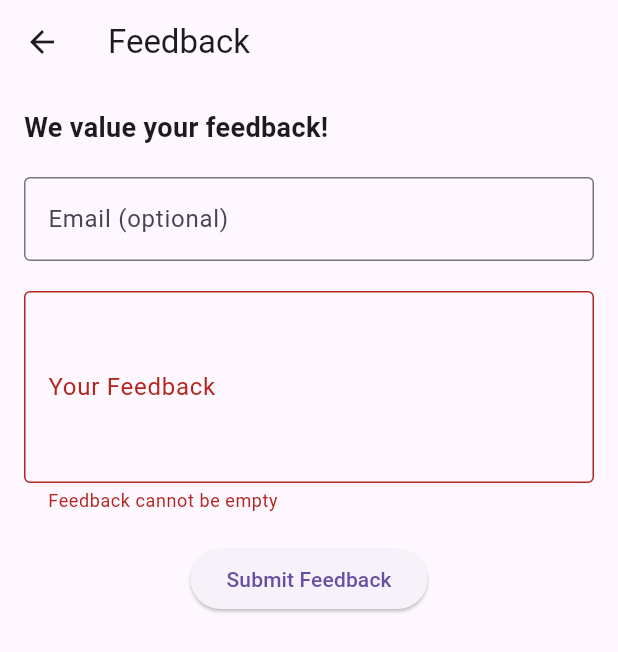
After one commit to azheemmee/pocketSeq, a Flutter app: the FeedbackPage screen opened directly, after a tap on "Submit Feedback", on a phone screen of 412 x 824 dp. The commit adds this screen. Shown: the top 652 px of the screen. Run offline on Flutter 3.47's test engine with Material 3 defaults, Android fonts, the phone set to English and light mode, and no system bars.

Commit message:
feedbackpage

```diff
--- /dev/null
+++ b/lib/feedbackpage.dart
@@ -0,0 +1,110 @@
+import 'package:flutter/material.dart';
+
+class FeedbackPage extends StatefulWidget {
+  @override
+  _FeedbackPageState createState() => _FeedbackPageState();
+}
+
+class _FeedbackPageState extends State<FeedbackPage> {
+  final _formKey = GlobalKey<FormState>();
+  final _feedbackController = TextEditingController();
+  String _email = '';
+  String _feedback = '';
+
+  @override
+  void dispose() {
+    _feedbackController.dispose();
+    super.dispose();
+  }
+
+  void _submitFeedback() {
+    if (_formKey.currentState!.validate()) {
+      setState(() {
+        _feedback = _feedbackController.text;
+      });
+
+      // Perform additional actions here (e.g., send feedback to a server)
+      showDialog(
+        context: context,
+        builder: (context) => AlertDialog(
+          title: Text('Thank You!'),
+          content: Text('Your feedback has been submitted.'),
+          actions: [
+            TextButton(
+              onPressed: () => Navigator.pop(context),
+              child: Text('OK'),
+            ),
+          ],
+        ),
+      );
+
+      _formKey.currentState!.reset();
+      _feedbackController.clear();
+    }
+  }
+
+  @override
+  Widget build(BuildContext context) {
+    return Scaffold(
+      appBar: AppBar(
+        title: Text('Feedback'),
+      ),
+      body: Padding(
+        padding: const EdgeInsets.all(16.0),
+        child: Form(
+          key: _formKey,
+          child: Column(
+            crossAxisAlignment: CrossAxisAlignment.start,
+            children: [
+              Text(
+                'We value your feedback!',
+                style: TextStyle(fontSize: 18, fontWeight: FontWeight.bold),
+              ),
+              SizedBox(height: 20),
+              TextFormField(
+                decoration: InputDecoration(
+                  labelText: 'Email (optional)',
+                  border: OutlineInputBorder(),
+                ),
+                onChanged: (value) {
+                  _email = value;
+                },
+                validator: (value) {
+                  if (value != null && value.isNotEmpty) {
+                    final emailRegex = RegExp(r'^[^@]+@[^@]+\.[^@]+');
+                    if (!emailRegex.hasMatch(value)) {
+                      return 'Please enter a valid email address';
+                    }
+                  }
+                  return null;
+                },
+              ),
+              SizedBox(height: 20),
+              TextFormField(
+                controller: _feedbackController,
+                decoration: InputDecoration(
+                  labelText: 'Your Feedback',
+                  border: OutlineInputBorder(),
+                ),
+                maxLines: 4,
+                validator: (value) {
+                  if (value == null || value.isEmpty) {
+                    return 'Feedback cannot be empty';
+                  }
+                  return null;
+                },
+              ),
+              SizedBox(height: 20),
+              Center(
+                child: ElevatedButton(
+                  onPressed: _submitFeedback,
+                  child: Text('Submit Feedback'),
+                ),
+              ),
+            ],
+          ),
+        ),
+      ),
+    );
+  }
+}
--- a/lib/homepage.dart
+++ b/lib/homepage.dart
@@ -1,7 +1,8 @@
 import 'package:flutter/material.dart';
-import 'needle_alignment_page.dart';  // Import your NeedleAlignmentPage
+import 'needle_alignment_page.dart'; // Import your NeedleAlignmentPage
 import 'waterman_smith_page.dart';  // Import your WatermanSmithPage
-
+import 'feedbackpage.dart'; // Import your FeedbackPage
+String? loggedInUser; // Declare it globally
 void main() => runApp(SeqAlignApp());
 
 class SeqAlignApp extends StatelessWidget {
@@ -17,6 +18,7 @@ class SeqAlignApp extends StatelessWidget {
         '/': (context) => HomePage(),
         '/needle': (context) => NeedleAlignmentPage(),  // Navigate to Needleman-Wunsch
         '/waterman': (context) => WatermanSmithPage(),  // Navigate to Smith-Waterman
+        '/feedback': (context) => FeedbackPage(), // Navigate to Feedback Page
       },
     );
   }
@@ -51,6 +53,22 @@ class HomePage extends StatelessWidget {
               },
               child: Text('Smith-Waterman Alignment'),
             ),
+            SizedBox(height: 20),
+            ElevatedButton(
+              onPressed: () {
+                // Feedback page only accessible if logged in
+                if (loggedInUser != null) {
+                  Navigator.pushNamed(context, '/feedback');
+                } else {
+                  ScaffoldMessenger.of(context).showSnackBar(
+                    const SnackBar(
+                      content: Text('Please log in to provide feedback'),
+                    ),
+                  );
+                }
+              },
+              child: Text('Provide Feedback'),
+            ),
           ],
         ),
       ),
--- a/lib/main.dart
+++ b/lib/main.dart
@@ -1,5 +1,8 @@
 import 'package:flutter/material.dart';
 import 'homepage.dart'; // Assuming you have the SeqAlignApp defined in homepage.dart
+import 'feedbackpage.dart'; // Import your FeedbackPage
+
+String? loggedInUser; // Null means no user is logged in
 
 void main() => runApp(LoginApp());
 
@@ -35,6 +38,7 @@ class _LoginPageState extends State<LoginPage> {
     String password = _passwordController.text;
 
     if (users.containsKey(email) && users[email] == password) {
+      loggedInUser = email; // Set the logged-in user
       Navigator.pushReplacement(
         context,
         MaterialPageRoute(builder: (context) => SeqAlignApp()),
@@ -54,6 +58,7 @@ class _LoginPageState extends State<LoginPage> {
   }
 
   void _guestLogin() {
+    loggedInUser = null; // No user is logged in as a guest
     Navigator.pushReplacement(
       context,
       MaterialPageRoute(builder: (context) => SeqAlignApp()),
```
